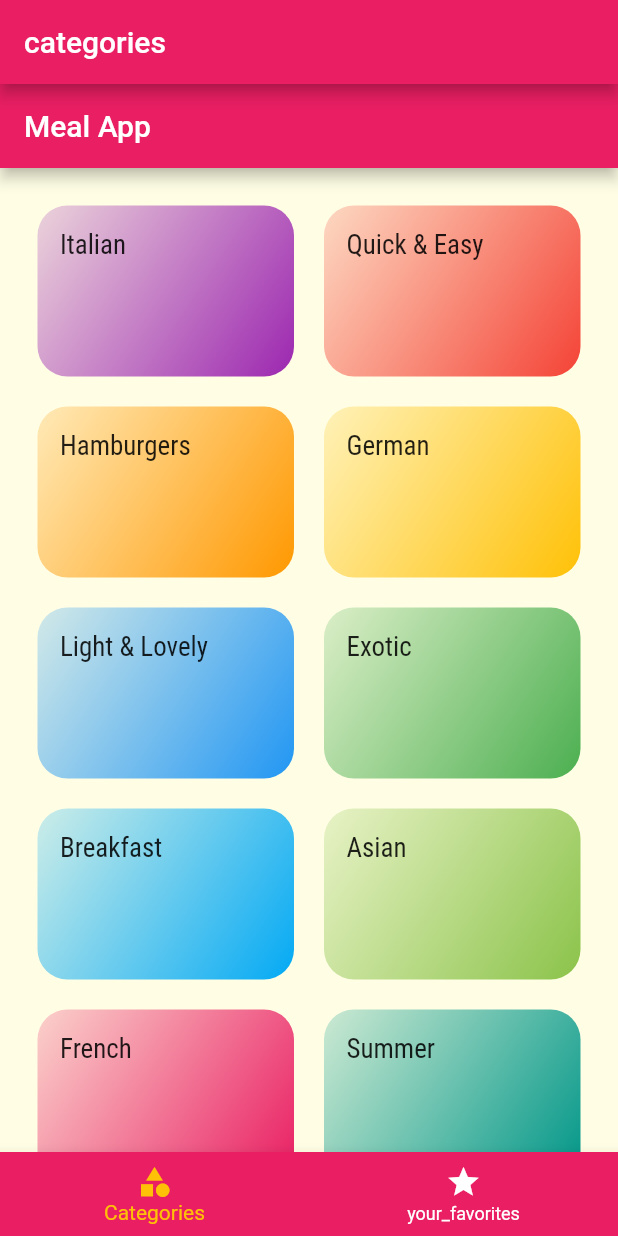
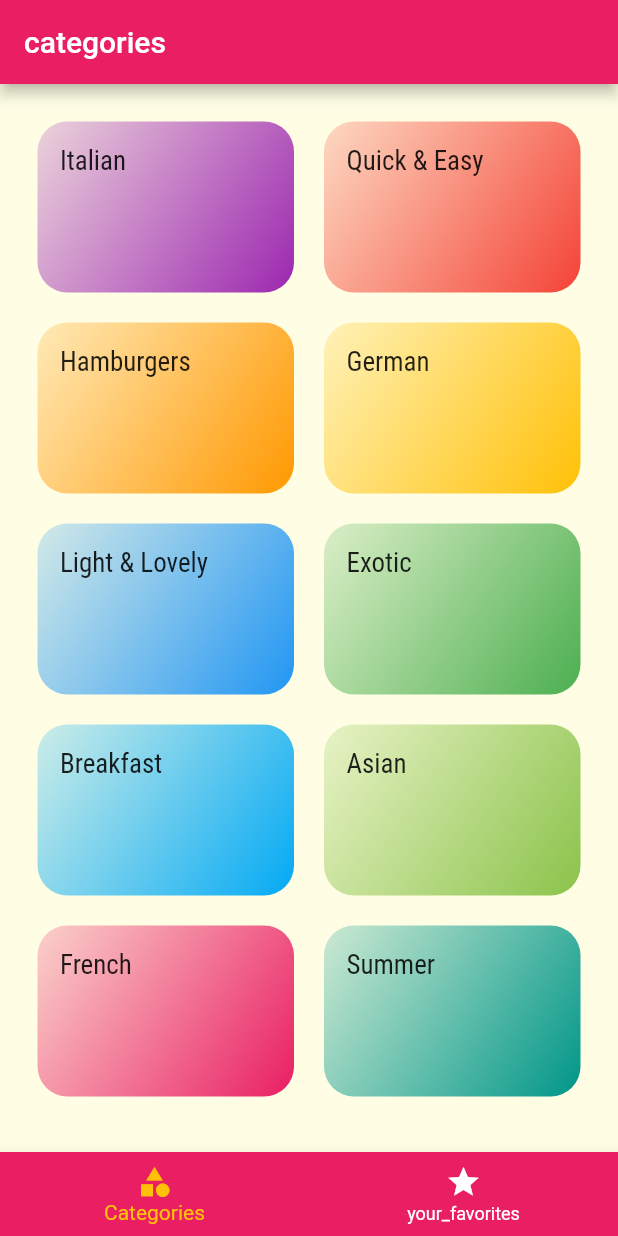
Before and after one commit to Devsaci/meal_app_fulaih, a Flutter app: the screen it shows after launch, on a phone screen of 412 x 824 dp. Run offline on Flutter 3.47's test engine with Material 2 defaults, Android fonts, the phone set to English and light mode, and no system bars.

Commit message:
131. Meal App Part 11

```diff
--- a/lib/main.dart
+++ b/lib/main.dart
@@ -18,12 +18,17 @@ class MyApp extends StatelessWidget {
         accentColor: Colors.amber,
         canvasColor: Color.fromRGBO(255, 254, 229, 1),
         textTheme: ThemeData.light().textTheme.copyWith(
+              // ignore: prefer_const_constructors
               bodyText1: TextStyle(
+                // ignore: prefer_const_constructors
                 color: Color.fromRGBO(20, 50, 50, 1),
               ),
+              // ignore: prefer_const_constructors
               bodyText2: TextStyle(
+                // ignore: prefer_const_constructors
                 color: Color.fromRGBO(20, 50, 50, 1),
               ),
+              // ignore: prefer_const_constructors
               subtitle1: TextStyle(fontFamily: 'RobotoCondensed', fontSize: 18),
             ),
       ),
--- a/lib/screens/categories_screen.dart
+++ b/lib/screens/categories_screen.dart
@@ -8,9 +8,9 @@ class CategoriesScreen extends StatelessWidget {
   @override
   Widget build(BuildContext context) {
     return Scaffold(
-        appBar: AppBar(
-          title: const Text("Meal App"),
-        ),
+        // appBar: AppBar(
+        //   title: const Text("Meal App"),
+        // ),
         body: GridView(
             padding: const EdgeInsets.all(25),
             children: DUMMY_CATEGORIES
```
